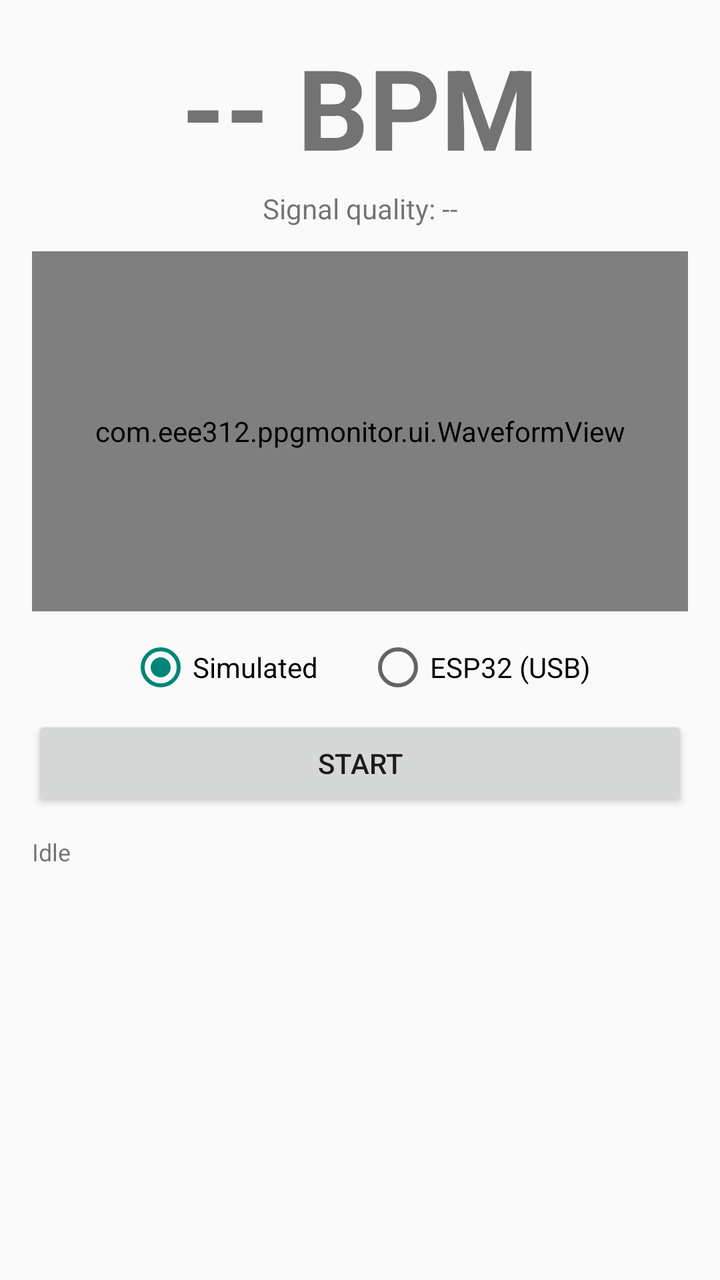
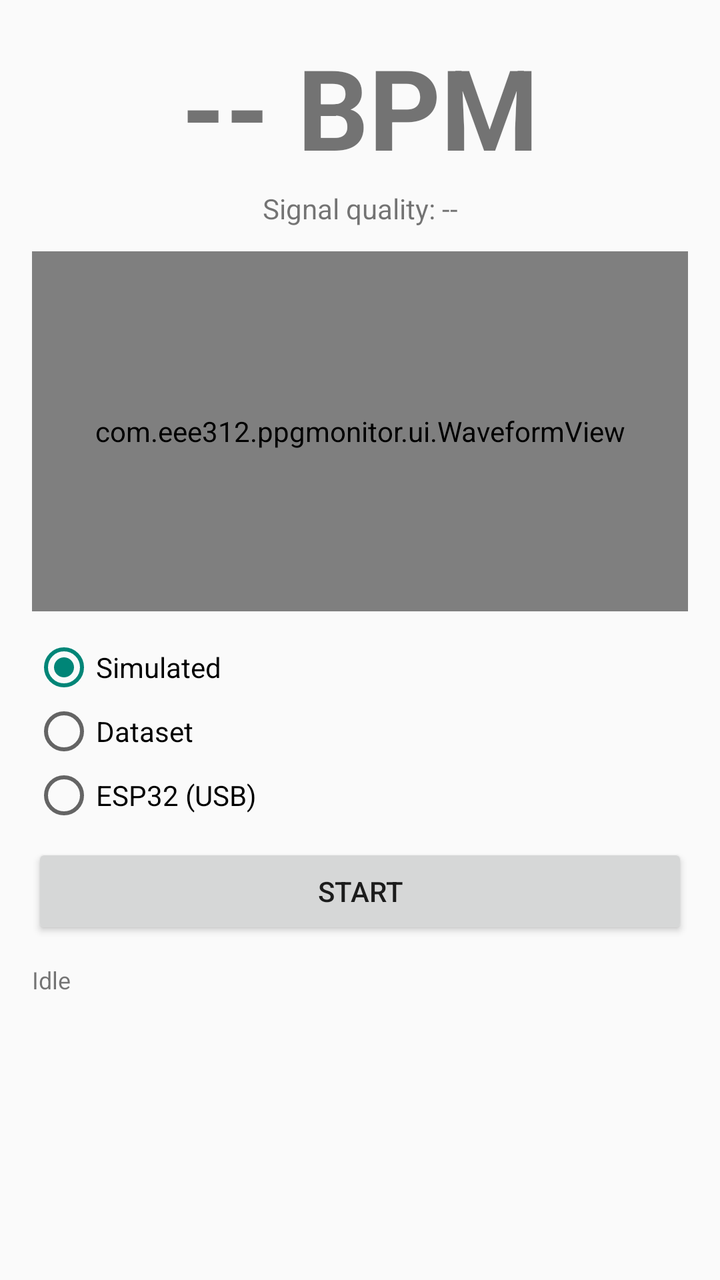

Compare the two renders of this Android layout. The source of the first and the diff that turns it into the second are given below.
<!-- AndroidManifest.xml: activity theme Theme.PPGMonitor -->
<!-- res/layout/activity_main.xml -->
<?xml version="1.0" encoding="utf-8"?>
<LinearLayout xmlns:android="http://schemas.android.com/apk/res/android"
    android:layout_width="match_parent"
    android:layout_height="match_parent"
    android:orientation="vertical"
    android:padding="16dp">

    <TextView
        android:id="@+id/tvHr"
        android:layout_width="match_parent"
        android:layout_height="wrap_content"
        android:text="-- BPM"
        android:textSize="56sp"
        android:textStyle="bold"
        android:gravity="center"
        android:layout_marginBottom="4dp" />

    <TextView
        android:id="@+id/tvSqi"
        android:layout_width="match_parent"
        android:layout_height="wrap_content"
        android:text="Signal quality: --"
        android:textSize="14sp"
        android:gravity="center"
        android:layout_marginBottom="12dp" />

    <com.eee312.ppgmonitor.ui.WaveformView
        android:id="@+id/waveformView"
        android:layout_width="match_parent"
        android:layout_height="180dp"
        android:layout_marginBottom="12dp" />

    <RadioGroup
        android:id="@+id/rgSource"
        android:layout_width="match_parent"
        android:layout_height="wrap_content"
        android:orientation="horizontal"
        android:gravity="center"
        android:layout_marginBottom="8dp">

        <RadioButton
            android:id="@+id/rbSimulated"
            android:layout_width="wrap_content"
            android:layout_height="wrap_content"
            android:text="Simulated"
            android:checked="true" />

        <RadioButton
            android:id="@+id/rbUsb"
            android:layout_width="wrap_content"
            android:layout_height="wrap_content"
            android:text="ESP32 (USB)"
            android:layout_marginStart="24dp" />
    </RadioGroup>

    <Button
        android:id="@+id/btnStartStop"
        android:layout_width="match_parent"
        android:layout_height="wrap_content"
        android:text="Start" />

    <TextView
        android:id="@+id/tvStatus"
        android:layout_width="match_parent"
        android:layout_height="wrap_content"
        android:text="Idle"
        android:textSize="12sp"
        android:layout_marginTop="12dp" />

</LinearLayout>
<!-- resources referenced by this layout -->
<resources>
  <style name="Theme.PPGMonitor" parent="Theme.AppCompat.Light.NoActionBar" />
</resources>

<!-- the commit's change to res/layout/activity_main.xml (unified diff, before → after) -->
@@ -1,7 +1,11 @@
 <?xml version="1.0" encoding="utf-8"?>
-<LinearLayout xmlns:android="http://schemas.android.com/apk/res/android"
+<ScrollView xmlns:android="http://schemas.android.com/apk/res/android"
     android:layout_width="match_parent"
-    android:layout_height="match_parent"
+    android:layout_height="match_parent">
+
+<LinearLayout
+    android:layout_width="match_parent"
+    android:layout_height="wrap_content"
     android:orientation="vertical"
     android:padding="16dp">
 
@@ -13,6 +17,18 @@
         android:textSize="56sp"
         android:textStyle="bold"
         android:gravity="center"
+        android:layout_marginBottom="4dp" />
+
+    <TextView
+        android:id="@+id/tvRefHr"
+        android:layout_width="match_parent"
+        android:layout_height="wrap_content"
+        android:text=""
+        android:textSize="14sp"
+        android:textStyle="bold"
+        android:textColor="#1565C0"
+        android:gravity="center"
+        android:visibility="gone"
         android:layout_marginBottom="4dp" />
 
     <TextView
@@ -34,8 +50,7 @@
         android:id="@+id/rgSource"
         android:layout_width="match_parent"
         android:layout_height="wrap_content"
-        android:orientation="horizontal"
-        android:gravity="center"
+        android:orientation="vertical"
         android:layout_marginBottom="8dp">
 
         <RadioButton
@@ -46,12 +61,81 @@
             android:checked="true" />
 
         <RadioButton
+            android:id="@+id/rbDataset"
+            android:layout_width="wrap_content"
+            android:layout_height="wrap_content"
+            android:text="Dataset" />
+
+        <RadioButton
             android:id="@+id/rbUsb"
             android:layout_width="wrap_content"
             android:layout_height="wrap_content"
-            android:text="ESP32 (USB)"
-            android:layout_marginStart="24dp" />
+            android:text="ESP32 (USB)" />
     </RadioGroup>
+
+    <LinearLayout
+        android:id="@+id/datasetOptionsPanel"
+        android:layout_width="match_parent"
+        android:layout_height="wrap_content"
+        android:orientation="vertical"
+        android:visibility="gone"
+        android:layout_marginBottom="8dp">
+
+        <Spinner
+            android:id="@+id/spDataset"
+            android:layout_width="match_parent"
+            android:layout_height="wrap_content"
+            android:layout_marginBottom="8dp" />
+
+        <TextView
+            android:layout_width="wrap_content"
+            android:layout_height="wrap_content"
+            android:text="Playback speed:"
+            android:textSize="12sp" />
+
+        <RadioGroup
+            android:id="@+id/rgSpeed"
+            android:layout_width="match_parent"
+            android:layout_height="wrap_content"
+            android:orientation="horizontal"
+            android:layout_marginBottom="8dp">
+
+            <RadioButton
+                android:id="@+id/rb1x"
+                android:layout_width="wrap_content"
+                android:layout_height="wrap_content"
+                android:text="1x"
+                android:checked="true" />
+
+            <RadioButton
+                android:id="@+id/rb2x"
+                android:layout_width="wrap_content"
+                android:layout_height="wrap_content"
+                android:text="2x"
+                android:layout_marginStart="16dp" />
+
+            <RadioButton
+                android:id="@+id/rb4x"
+                android:layout_width="wrap_content"
+                android:layout_height="wrap_content"
+                android:text="4x"
+                android:layout_marginStart="16dp" />
+
+            <RadioButton
+                android:id="@+id/rbFast"
+                android:layout_width="wrap_content"
+                android:layout_height="wrap_content"
+                android:text="Fast"
+                android:layout_marginStart="16dp" />
+        </RadioGroup>
+
+        <CheckBox
+            android:id="@+id/cbLoop"
+            android:layout_width="wrap_content"
+            android:layout_height="wrap_content"
+            android:text="Loop" />
+
+    </LinearLayout>
 
     <Button
         android:id="@+id/btnStartStop"
@@ -68,3 +152,4 @@
         android:layout_marginTop="12dp" />
 
 </LinearLayout>
+</ScrollView>
